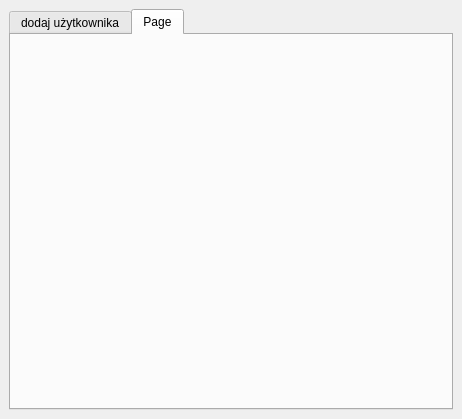
This is templates/dodawanie_kont/add_user.ui in PanWitold/program_ksiegowy as Qt 5 draws it before an edit. The edited form follows.
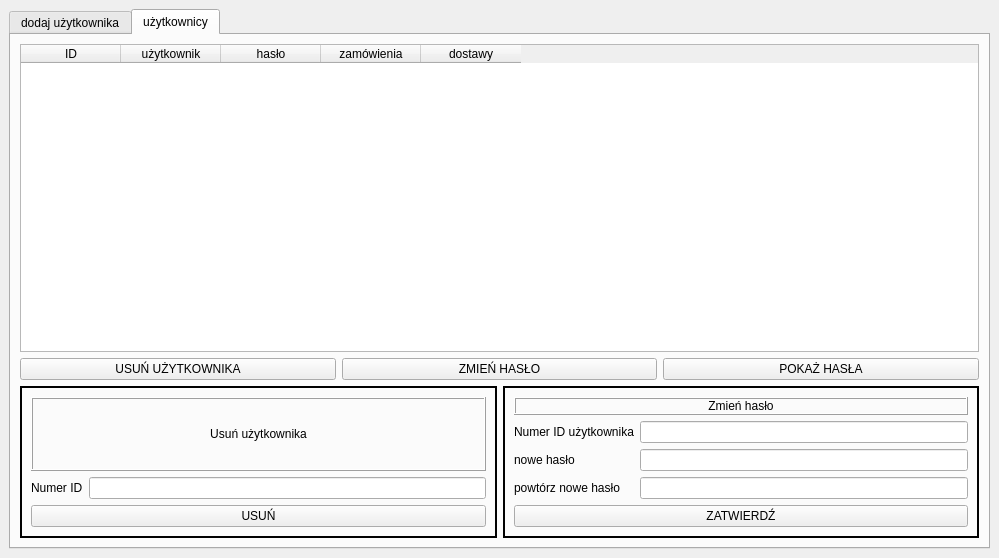
This is the edited form. The open tabs and pages were chosen to show the change.

Commit message: wersja bez połączenia z bazą danych, do dokończenia moduł użytkowników + dodać możliwość zmiany uprawnień

The edit to the form file:
```diff
--- a/templates/dodawanie_kont/add_user.ui
+++ b/templates/dodawanie_kont/add_user.ui
@@ -6,16 +6,16 @@
    <rect>
     <x>0</x>
     <y>0</y>
-    <width>462</width>
-    <height>419</height>
+    <width>999</width>
+    <height>558</height>
    </rect>
   </property>
   <property name="windowTitle">
    <string>dodaj użytkownika</string>
   </property>
   <widget class="QWidget" name="centralwidget">
-   <layout class="QGridLayout" name="gridLayout_3">
-    <item row="0" column="0">
+   <layout class="QGridLayout" name="gridLayout_7">
+    <item row="0" column="1">
      <widget class="QTabWidget" name="tabWidget">
       <property name="currentIndex">
        <number>0</number>
@@ -213,8 +213,225 @@
       </widget>
       <widget class="QWidget" name="tab">
        <attribute name="title">
-        <string>Page</string>
+        <string>użytkownicy</string>
        </attribute>
+       <layout class="QGridLayout" name="gridLayout_6">
+        <item row="1" column="0">
+         <layout class="QHBoxLayout" name="horizontalLayout_7">
+          <item>
+           <widget class="QPushButton" name="remove_user_button">
+            <property name="text">
+             <string>USUŃ UŻYTKOWNIKA</string>
+            </property>
+           </widget>
+          </item>
+          <item>
+           <widget class="QPushButton" name="edit_passwd_user_button">
+            <property name="text">
+             <string>ZMIEŃ HASŁO</string>
+            </property>
+           </widget>
+          </item>
+          <item>
+           <widget class="QPushButton" name="show_passwd_button">
+            <property name="text">
+             <string>POKAŻ HASŁA</string>
+            </property>
+           </widget>
+          </item>
+         </layout>
+        </item>
+        <item row="2" column="0">
+         <layout class="QHBoxLayout" name="horizontalLayout_6">
+          <item>
+           <widget class="QFrame" name="frame_remove_user">
+            <property name="frameShape">
+             <enum>QFrame::WinPanel</enum>
+            </property>
+            <layout class="QGridLayout" name="gridLayout_5">
+             <item row="1" column="0">
+              <widget class="QPushButton" name="button_remove">
+               <property name="text">
+                <string>USUŃ</string>
+               </property>
+              </widget>
+             </item>
+             <item row="0" column="0">
+              <layout class="QGridLayout" name="gridLayout_4">
+               <item row="1" column="0">
+                <layout class="QHBoxLayout" name="horizontalLayout_4">
+                 <item>
+                  <layout class="QVBoxLayout" name="verticalLayout_5"/>
+                 </item>
+                 <item>
+                  <widget class="QLabel" name="label_9">
+                   <property name="text">
+                    <string>Numer ID</string>
+                   </property>
+                  </widget>
+                 </item>
+                 <item>
+                  <layout class="QVBoxLayout" name="verticalLayout_6">
+                   <item>
+                    <widget class="QLineEdit" name="remove_user_id">
+                     <property name="inputMask">
+                      <string>0000</string>
+                     </property>
+                    </widget>
+                   </item>
+                  </layout>
+                 </item>
+                </layout>
+               </item>
+               <item row="0" column="0">
+                <widget class="QLabel" name="label_7">
+                 <property name="layoutDirection">
+                  <enum>Qt::LeftToRight</enum>
+                 </property>
+                 <property name="frameShape">
+                  <enum>QFrame::Box</enum>
+                 </property>
+                 <property name="frameShadow">
+                  <enum>QFrame::Raised</enum>
+                 </property>
+                 <property name="text">
+                  <string>Usuń użytkownika</string>
+                 </property>
+                 <property name="alignment">
+                  <set>Qt::AlignCenter</set>
+                 </property>
+                </widget>
+               </item>
+              </layout>
+             </item>
+            </layout>
+           </widget>
+          </item>
+          <item>
+           <widget class="QFrame" name="frame_edit_passwd">
+            <property name="frameShape">
+             <enum>QFrame::WinPanel</enum>
+            </property>
+            <layout class="QGridLayout" name="gridLayout_3">
+             <item row="0" column="0">
+              <widget class="QLabel" name="label_8">
+               <property name="frameShape">
+                <enum>QFrame::Box</enum>
+               </property>
+               <property name="frameShadow">
+                <enum>QFrame::Raised</enum>
+               </property>
+               <property name="text">
+                <string>Zmień hasło</string>
+               </property>
+               <property name="alignment">
+                <set>Qt::AlignCenter</set>
+               </property>
+              </widget>
+             </item>
+             <item row="1" column="0">
+              <layout class="QHBoxLayout" name="horizontalLayout_5">
+               <item>
+                <layout class="QVBoxLayout" name="verticalLayout_7">
+                 <item>
+                  <widget class="QLabel" name="label_10">
+                   <property name="text">
+                    <string>Numer ID użytkownika</string>
+                   </property>
+                  </widget>
+                 </item>
+                 <item>
+                  <widget class="QLabel" name="label_11">
+                   <property name="text">
+                    <string>nowe hasło</string>
+                   </property>
+                  </widget>
+                 </item>
+                 <item>
+                  <widget class="QLabel" name="label_12">
+                   <property name="text">
+                    <string>powtórz nowe hasło</string>
+                   </property>
+                  </widget>
+                 </item>
+                </layout>
+               </item>
+               <item>
+                <layout class="QVBoxLayout" name="verticalLayout_8">
+                 <item>
+                  <widget class="QLineEdit" name="edit_ID">
+                   <property name="inputMask">
+                    <string>00000</string>
+                   </property>
+                  </widget>
+                 </item>
+                 <item>
+                  <widget class="QLineEdit" name="edit_passwd"/>
+                 </item>
+                 <item>
+                  <widget class="QLineEdit" name="edit_repasswd"/>
+                 </item>
+                </layout>
+               </item>
+              </layout>
+             </item>
+             <item row="2" column="0">
+              <widget class="QPushButton" name="button_modify_password">
+               <property name="text">
+                <string>ZATWIERDŹ</string>
+               </property>
+              </widget>
+             </item>
+            </layout>
+           </widget>
+          </item>
+         </layout>
+        </item>
+        <item row="0" column="0">
+         <widget class="QTableWidget" name="tableWidget">
+          <property name="focusPolicy">
+           <enum>Qt::NoFocus</enum>
+          </property>
+          <property name="editTriggers">
+           <set>QAbstractItemView::NoEditTriggers</set>
+          </property>
+          <property name="tabKeyNavigation">
+           <bool>false</bool>
+          </property>
+          <property name="showDropIndicator" stdset="0">
+           <bool>false</bool>
+          </property>
+          <property name="dragDropOverwriteMode">
+           <bool>false</bool>
+          </property>
+          <column>
+           <property name="text">
+            <string>ID</string>
+           </property>
+          </column>
+          <column>
+           <property name="text">
+            <string>użytkownik</string>
+           </property>
+          </column>
+          <column>
+           <property name="text">
+            <string>hasło</string>
+           </property>
+          </column>
+          <column>
+           <property name="text">
+            <string>zamówienia</string>
+           </property>
+          </column>
+          <column>
+           <property name="text">
+            <string>dostawy</string>
+           </property>
+          </column>
+         </widget>
+        </item>
+       </layout>
       </widget>
      </widget>
     </item>
```
Left out of the diff: 146 changed lines with no effect on the pictures. The commit also changes 7 other files.
